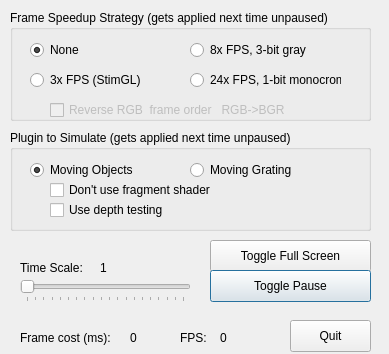
First picture: the form in dialog.ui, repository cculianu/Test_TiDLP4500, before the edit.
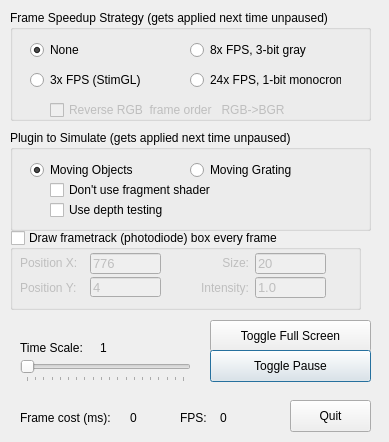
Second picture: the form after the edit. Icons and pictures are not drawn.

Commit message: added ftrack box

What changed in the file:
```diff
--- a/dialog.ui
+++ b/dialog.ui
@@ -7,7 +7,7 @@
     <x>0</x>
     <y>0</y>
     <width>389</width>
-    <height>354</height>
+    <height>442</height>
    </rect>
   </property>
   <property name="focusPolicy">
@@ -24,7 +24,7 @@
    <property name="geometry">
     <rect>
      <x>210</x>
-     <y>240</y>
+     <y>320</y>
      <width>161</width>
      <height>32</height>
     </rect>
@@ -43,7 +43,7 @@
    <property name="geometry">
     <rect>
      <x>290</x>
-     <y>320</y>
+     <y>400</y>
      <width>81</width>
      <height>32</height>
     </rect>
@@ -56,7 +56,7 @@
    <property name="geometry">
     <rect>
      <x>180</x>
-     <y>330</y>
+     <y>410</y>
      <width>31</width>
      <height>16</height>
     </rect>
@@ -69,7 +69,7 @@
    <property name="geometry">
     <rect>
      <x>220</x>
-     <y>330</y>
+     <y>410</y>
      <width>61</width>
      <height>16</height>
     </rect>
@@ -82,7 +82,7 @@
    <property name="geometry">
     <rect>
      <x>20</x>
-     <y>330</y>
+     <y>410</y>
      <width>101</width>
      <height>16</height>
     </rect>
@@ -95,7 +95,7 @@
    <property name="geometry">
     <rect>
      <x>130</x>
-     <y>330</y>
+     <y>410</y>
      <width>41</width>
      <height>16</height>
     </rect>
@@ -204,7 +204,7 @@
    <property name="geometry">
     <rect>
      <x>210</x>
-     <y>270</y>
+     <y>350</y>
      <width>161</width>
      <height>32</height>
     </rect>
@@ -215,6 +215,9 @@
    <property name="text">
     <string>Toggle Pause</string>
    </property>
+   <property name="autoDefault">
+    <bool>true</bool>
+   </property>
    <property name="default">
     <bool>true</bool>
    </property>
@@ -300,7 +303,7 @@
    <property name="geometry">
     <rect>
      <x>20</x>
-     <y>280</y>
+     <y>360</y>
      <width>171</width>
      <height>22</height>
     </rect>
@@ -325,7 +328,7 @@
    <property name="geometry">
     <rect>
      <x>20</x>
-     <y>260</y>
+     <y>340</y>
      <width>81</width>
      <height>16</height>
     </rect>
@@ -338,7 +341,7 @@
    <property name="geometry">
     <rect>
      <x>100</x>
-     <y>260</y>
+     <y>340</y>
      <width>71</width>
      <height>16</height>
     </rect>
@@ -347,6 +350,167 @@
     <string>1</string>
    </property>
   </widget>
+  <widget class="QGroupBox" name="ftrackGB">
+   <property name="geometry">
+    <rect>
+     <x>10</x>
+     <y>230</y>
+     <width>351</width>
+     <height>80</height>
+    </rect>
+   </property>
+   <property name="title">
+    <string>Draw frametrack (photodiode) box every frame</string>
+   </property>
+   <property name="checkable">
+    <bool>true</bool>
+   </property>
+   <property name="checked">
+    <bool>false</bool>
+   </property>
+   <widget class="QLabel" name="label_4">
+    <property name="geometry">
+     <rect>
+      <x>10</x>
+      <y>25</y>
+      <width>71</width>
+      <height>16</height>
+     </rect>
+    </property>
+    <property name="text">
+     <string>Position X:</string>
+    </property>
+   </widget>
+   <widget class="QLabel" name="label_5">
+    <property name="geometry">
+     <rect>
+      <x>10</x>
+      <y>50</y>
+      <width>71</width>
+      <height>16</height>
+     </rect>
+    </property>
+    <property name="text">
+     <string>Position Y:</string>
+    </property>
+   </widget>
+   <widget class="QLineEdit" name="ftposxLE">
+    <property name="geometry">
+     <rect>
+      <x>80</x>
+      <y>23</y>
+      <width>71</width>
+      <height>21</height>
+     </rect>
+    </property>
+    <property name="font">
+     <font>
+      <pointsize>10</pointsize>
+     </font>
+    </property>
+    <property name="inputMask">
+     <string/>
+    </property>
+    <property name="text">
+     <string>776</string>
+    </property>
+   </widget>
+   <widget class="QLineEdit" name="ftposyLE">
+    <property name="geometry">
+     <rect>
+      <x>80</x>
+      <y>47</y>
+      <width>71</width>
+      <height>20</height>
+     </rect>
+    </property>
+    <property name="font">
+     <font>
+      <pointsize>10</pointsize>
+     </font>
+    </property>
+    <property name="inputMask">
+     <string/>
+    </property>
+    <property name="text">
+     <string>4</string>
+    </property>
+   </widget>
+   <widget class="QLabel" name="label_6">
+    <property name="geometry">
+     <rect>
+      <x>170</x>
+      <y>25</y>
+      <width>69</width>
+      <height>16</height>
+     </rect>
+    </property>
+    <property name="text">
+     <string>Size:</string>
+    </property>
+    <property name="alignment">
+     <set>Qt::AlignRight|Qt::AlignTrailing|Qt::AlignVCenter</set>
+    </property>
+   </widget>
+   <widget class="QLineEdit" name="ftsizeLE">
+    <property name="geometry">
+     <rect>
+      <x>245</x>
+      <y>23</y>
+      <width>71</width>
+      <height>21</height>
+     </rect>
+    </property>
+    <property name="font">
+     <font>
+      <pointsize>10</pointsize>
+     </font>
+    </property>
+    <property name="inputMask">
+     <string/>
+    </property>
+    <property name="text">
+     <string>20</string>
+    </property>
+   </widget>
+   <widget class="QLabel" name="label_7">
+    <property name="geometry">
+     <rect>
+      <x>170</x>
+      <y>50</y>
+      <width>69</width>
+      <height>16</height>
+     </rect>
+    </property>
+    <property name="text">
+     <string>Intensity:</string>
+    </property>
+    <property name="alignment">
+     <set>Qt::AlignRight|Qt::AlignTrailing|Qt::AlignVCenter</set>
+    </property>
+   </widget>
+   <widget class="QLineEdit" name="ftintLE">
+    <property name="geometry">
+     <rect>
+      <x>245</x>
+      <y>47</y>
+      <width>71</width>
+      <height>21</height>
+     </rect>
+    </property>
+    <property name="font">
+     <font>
+      <pointsize>10</pointsize>
+     </font>
+    </property>
+    <property name="inputMask">
+     <string/>
+    </property>
+    <property name="text">
+     <string>1.0</string>
+    </property>
+   </widget>
+  </widget>
  </widget>
  <layoutdefault spacing="6" margin="11"/>
  <resources>
```
Left out of the diff: 2 changed lines with no effect on the pictures. The commit also changes 5 other files.
